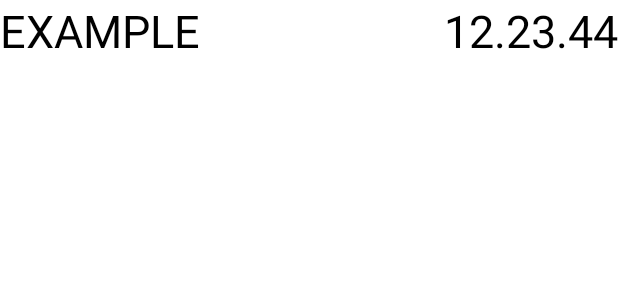
After one commit to Bema24/NewsApp39, an Android app: the layout item_news.xml on its own in the app's theme, with its tools: preview values and no code run, on a phone screen of 412 x 824 dp. The commit adds this screen. Shown: the top 300 px of the screen. Run offline under Robolectric (Android 15) with nearby library versions, the phone set to English and light mode, and no system bars.

Commit message:
addRecycler

```diff
--- a/app/src/main/java/kg/geektech/newsapp39/NewsFragment.java
+++ b/app/src/main/java/kg/geektech/newsapp39/NewsFragment.java
@@ -47,6 +47,7 @@ public class NewsFragment extends Fragment {
         String title = binding.editText.getText().toString();
         News news = new News(title, System.currentTimeMillis());
         Bundle bundle = new Bundle();
+
         bundle.putSerializable("news", news);
         getParentFragmentManager().setFragmentResult("rk_news", bundle);
         close();
--- a/app/src/main/java/kg/geektech/newsapp39/ProfileFragment.java
+++ b/app/src/main/java/kg/geektech/newsapp39/ProfileFragment.java
@@ -20,7 +20,8 @@ import kg.geektech.newsapp39.databinding.FragmentProfileBinding;
 public class ProfileFragment extends Fragment {
 
     private FragmentProfileBinding binding;
-    ActivityResultLauncher<String> mGetContent = registerForActivityResult(new ActivityResultContracts.GetContent(),
+    ActivityResultLauncher<String> mGetContent = registerForActivityResult(
+            new ActivityResultContracts.GetContent(),
             new ActivityResultCallback<Uri>() {
                 @Override
                 public void onActivityResult(Uri uri) {
--- a/app/src/main/java/kg/geektech/newsapp39/ui/home/HomeFragment.java
+++ b/app/src/main/java/kg/geektech/newsapp39/ui/home/HomeFragment.java
@@ -5,6 +5,7 @@ import android.view.LayoutInflater;
 import android.view.View;
 import android.view.ViewGroup;
 import android.widget.TextView;
+import android.widget.Toast;
 
 import androidx.annotation.NonNull;
 import androidx.annotation.Nullable;
@@ -49,17 +50,20 @@ public class HomeFragment extends Fragment {
                 openFragment();
             }
         });
-        getParentFragmentManager().setFragmentResultListener("rk_news", getViewLifecycleOwner(), new FragmentResultListener() {
+        getParentFragmentManager().setFragmentResultListener(
+                "rk_news", getViewLifecycleOwner(), new FragmentResultListener() {
             @Override
             public void onFragmentResult(@NonNull String requestKey, @NonNull Bundle result) {
                 News news =(News) result.getSerializable("news");
+                Toast.makeText(requireContext(),news.getTitle(),Toast.LENGTH_SHORT).show();
 
             }
         });
     }
 
     private void openFragment() {
-        NavController navController = Navigation.findNavController(requireActivity(), R.id.nav_host_fragment_activity_main);
+        NavController navController = Navigation.findNavController(
+                requireActivity(), R.id.nav_host_fragment_activity_main);
         navController.navigate(R.id.newsFragment);
     }
 }
--- a/app/src/main/res/layout/fragment_home.xml
+++ b/app/src/main/res/layout/fragment_home.xml
@@ -5,6 +5,16 @@
     android:layout_width="match_parent"
     android:layout_height="match_parent"
     tools:context=".ui.home.HomeFragment">
+
+   <androidx.recyclerview.widget.RecyclerView
+       android:layout_width="0dp"
+       app:layoutManager="androidx.recyclerview.widget.LinearLayoutManager"
+       android:id="@+id/news_rv"
+       app:layout_constraintBottom_toBottomOf="parent"
+       app:layout_constraintTop_toTopOf="parent"
+       app:layout_constraintStart_toStartOf="parent"
+       app:layout_constraintEnd_toEndOf="parent"
+       android:layout_height="0dp"/>
 
    <com.google.android.material.floatingactionbutton.FloatingActionButton
        android:layout_width="wrap_content"
--- /dev/null
+++ b/app/src/main/res/layout/item_news.xml
@@ -0,0 +1,28 @@
+<?xml version="1.0" encoding="utf-8"?>
+<LinearLayout xmlns:android="http://schemas.android.com/apk/res/android"
+    android:layout_width="match_parent"
+    android:layout_height="wrap_content"
+    xmlns:tools="http://schemas.android.com/tools"
+    android:orientation="horizontal"
+    android:layout_weight="2">
+
+    <TextView
+        android:layout_width="wrap_content"
+        android:id="@+id/title_tv"
+        android:textSize="30sp"
+        tools:text = "EXAMPLE"
+        android:layout_height="wrap_content"
+        android:layout_weight="1"
+        android:textColor="@color/black"/>
+
+    <TextView
+        android:layout_width="wrap_content"
+        android:id="@+id/date_tv"
+        tools:text="12.23.44"
+        android:layout_height="wrap_content"
+        android:textSize="30sp"
+        android:layout_weight="1"
+        android:textAlignment="textEnd"
+        android:textColor="@color/black"/>
+
+</LinearLayout>
```
